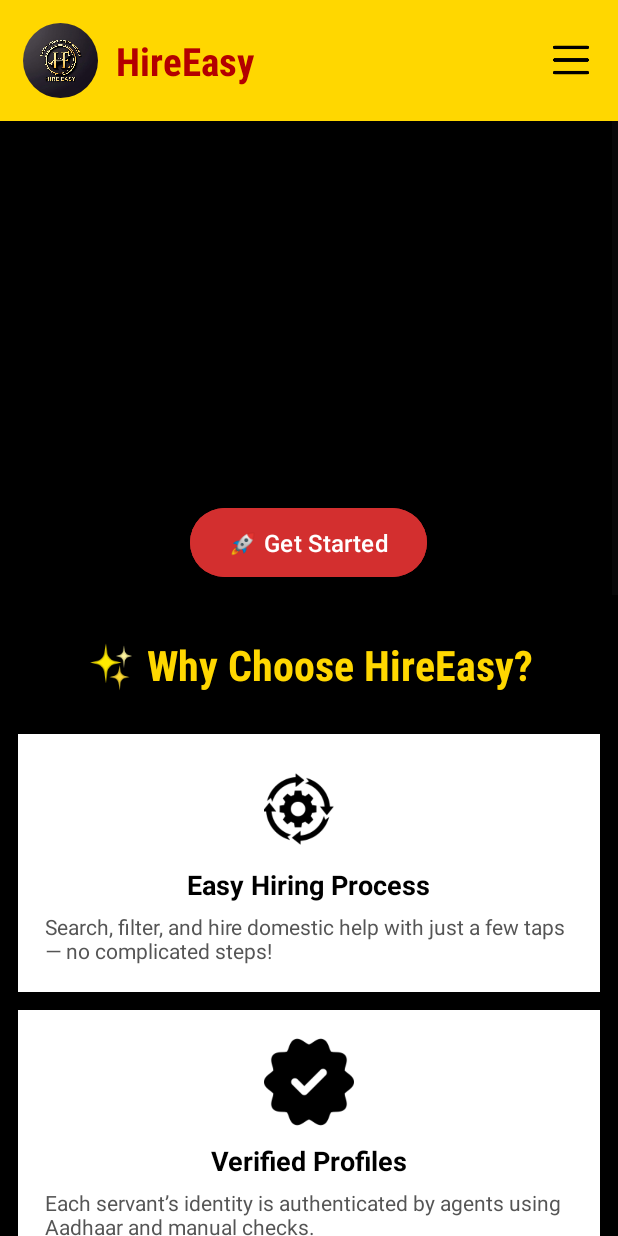
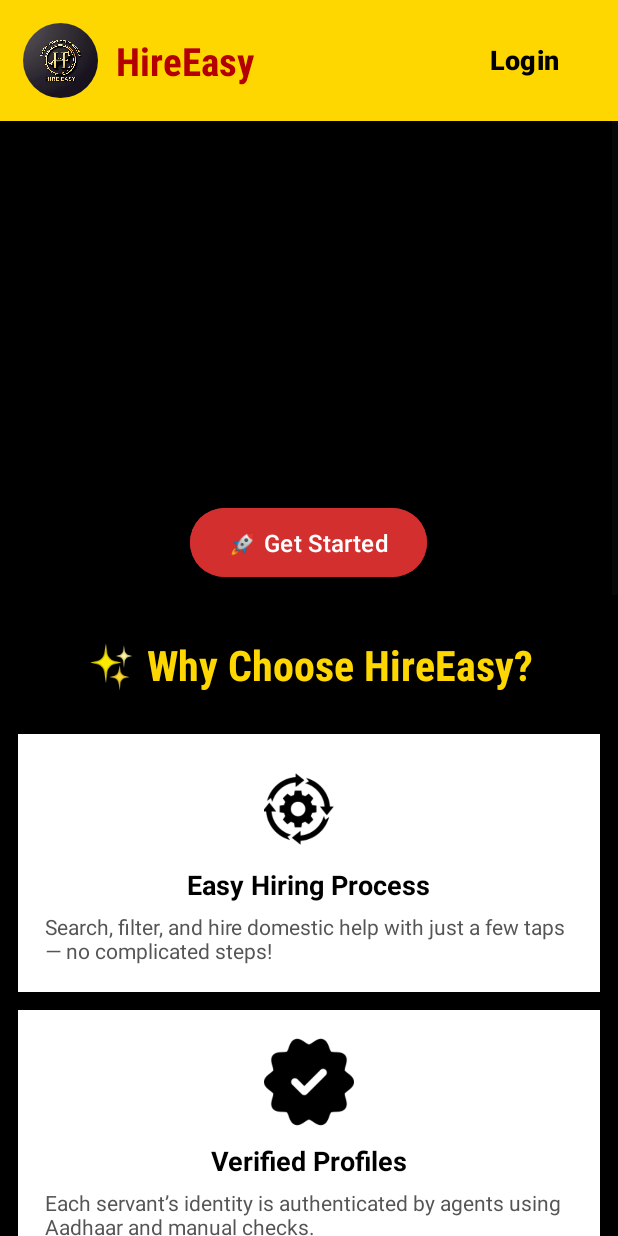
Before and after one commit to SchoolManagement-io/HireEasy, an Android app: the screen it shows after launch (MainActivity), on a phone screen of 412 x 824 dp. Run offline under Robolectric (Android 15) with nearby library versions, the phone set to English and light mode, and no system bars; our stand-ins replace CircleImageView.

Commit message:
Hamburger Remove

```diff
--- a/app/build.gradle.kts
+++ b/app/build.gradle.kts
@@ -1,5 +1,6 @@
 plugins {
     alias(libs.plugins.android.application)
+    alias(libs.plugins.google.gms.google.services)
 }
 
 android {
@@ -39,6 +40,7 @@ dependencies {
     implementation ("androidx.interpolator:interpolator:1.0.0")
     implementation ("de.hdodenhof:circleimageview:3.1.0")
     implementation(libs.constraintlayout)
+    implementation(libs.firebase.database)
     testImplementation(libs.junit)
     androidTestImplementation(libs.ext.junit)
     androidTestImplementation(libs.espresso.core)
--- a/app/src/main/java/com/allenhouse/hireeasy/MainActivity.java
+++ b/app/src/main/java/com/allenhouse/hireeasy/MainActivity.java
@@ -16,7 +16,6 @@ public class MainActivity extends AppCompatActivity {
 
     private ImageView carouselImage;
     private TextView carouselText;
-    private LinearLayout menu;
     private Handler handler;
     private Runnable runnable;
     private int[] images = {R.drawable.carousel1, R.drawable.carousel2, R.drawable.carousel3};
@@ -34,11 +33,7 @@ public class MainActivity extends AppCompatActivity {
         setContentView(R.layout.activity_main);
 
         // Initialize views
-        ImageView hamburger = findViewById(R.id.hamburger);
-        menu = findViewById(R.id.menu);
-        Button homeButton = findViewById(R.id.home_button);
         Button loginButton = findViewById(R.id.login_button);
-        Button feedbackButton = findViewById(R.id.feedback_button);
         Button getStartedButton = findViewById(R.id.get_started_button);
         Button contactFeedbackButton = findViewById(R.id.contact_feedback_button);
         carouselImage = findViewById(R.id.carousel_image);
@@ -49,39 +44,14 @@ public class MainActivity extends AppCompatActivity {
         Animation slideUp = AnimationUtils.loadAnimation(this, R.anim.slide_up);
         Animation buttonScale = AnimationUtils.loadAnimation(this, R.anim.button_scale);
 
-        hamburger.setOnClickListener(v -> {
-            if (menu.getVisibility() == View.GONE) {
-                hamburger.setImageResource(ham[1]);
-                menu.setVisibility(View.VISIBLE);
-                menu.startAnimation(slideDown);
-            } else {
-                hamburger.setImageResource(ham[0]);
-                menu.startAnimation(slideUp);
-                menu.setVisibility(View.GONE);
-            }
-        });
-
         // Apply scale animation to all buttons
         View.OnClickListener buttonClickListener = v -> {
             v.startAnimation(buttonScale);
         };
 
-        // Navigation buttons
-        homeButton.setOnClickListener(v -> {
-            v.startAnimation(buttonScale);
-            // Already on home, just highlight
-            homeButton.setBackgroundColor(getResources().getColor(R.color.red));
-        });
-
         loginButton.setOnClickListener(v -> {
             v.startAnimation(buttonScale);
             Intent intent = new Intent(MainActivity.this, LoginActivity.class);
-            startActivity(intent);
-        });
-
-        feedbackButton.setOnClickListener(v -> {
-            v.startAnimation(buttonScale);
-            Intent intent = new Intent(MainActivity.this, FeedbackActivity.class);
             startActivity(intent);
         });
 
--- a/app/src/main/res/layout/activity_main.xml
+++ b/app/src/main/res/layout/activity_main.xml
@@ -43,69 +43,24 @@
             android:layout_height="wrap_content"
             android:layout_weight="1" />
 
-        <ImageView
-            android:id="@+id/hamburger"
-            android:layout_width="32dp"
-            android:layout_height="32dp"
-            android:src="@drawable/hamburger"
-            android:contentDescription="Menu"
-            android:layout_gravity="center_vertical"
-            android:background="@android:color/transparent"
-            android:padding="4dp"
-            android:elevation="4dp" />
-    </LinearLayout>
-
-    <!-- EXPANDABLE MENU -->
-    <LinearLayout
-        android:id="@+id/menu"
-        android:layout_width="match_parent"
-        android:layout_height="wrap_content"
-        android:layout_below="@id/navbar"
-        android:background="#FFF8DC"
-        android:orientation="vertical"
-        android:visibility="gone"
-        android:padding="8dp"
-        android:elevation="6dp">
-
         <Button
-            android:id="@+id/home_button"
-            android:layout_width="match_parent"
+            android:id="@+id/login_button"
+            android:layout_width="wrap_content"
             android:layout_height="wrap_content"
-            android:text="🏠 Home"
+            android:text="Login"
             android:textSize="18sp"
             android:textStyle="bold"
-            android:backgroundTint="#FFEBEE"
-            android:textColor="#C62828"
-            android:layout_marginBottom="6dp"
+            android:backgroundTint="#00E8F5E9"
+            android:textColor="#000000"
             android:elevation="2dp" />
 
-        <Button
-            android:id="@+id/login_button"
-            android:layout_width="match_parent"
-            android:layout_height="wrap_content"
-            android:text="🔐 Login"
-            android:textSize="18sp"
-            android:backgroundTint="#E8F5E9"
-            android:textColor="#2E7D32"
-            android:layout_marginBottom="6dp"
-            android:elevation="2dp" />
-
-        <Button
-            android:id="@+id/feedback_button"
-            android:layout_width="match_parent"
-            android:layout_height="wrap_content"
-            android:text="✉ Feedback"
-            android:textSize="18sp"
-            android:backgroundTint="#E3F2FD"
-            android:textColor="#1565C0"
-            android:elevation="2dp" />
     </LinearLayout>
 
     <!-- SCROLLABLE CONTENT -->
     <ScrollView
         android:layout_width="match_parent"
         android:layout_height="match_parent"
-        android:layout_below="@id/menu">
+        android:layout_below="@id/navbar">
 
         <LinearLayout
             android:layout_width="match_parent"
--- a/build.gradle.kts
+++ b/build.gradle.kts
@@ -1,4 +1,5 @@
 // Top-level build file where you can add configuration options common to all sub-projects/modules.
 plugins {
     alias(libs.plugins.android.application) apply false
+    alias(libs.plugins.google.gms.google.services) apply false
 }
--- a/gradle/libs.versions.toml
+++ b/gradle/libs.versions.toml
@@ -7,6 +7,8 @@ appcompat = "1.7.1"
 material = "1.12.0"
 activity = "1.10.1"
 constraintlayout = "2.2.1"
+googleGmsGoogleServices = "4.4.3"
+firebaseDatabase = "21.0.0"
 
 [libraries]
 junit = { group = "junit", name = "junit", version.ref = "junit" }
@@ -16,6 +18,8 @@ appcompat = { group = "androidx.appcompat", name = "appcompat", version.ref = "a
 material = { group = "com.google.android.material", name = "material", version.ref = "material" }
 activity = { group = "androidx.activity", name = "activity", version.ref = "activity" }
 constraintlayout = { group = "androidx.constraintlayout", name = "constraintlayout", version.ref = "constraintlayout" }
+firebase-database = { group = "com.google.firebase", name = "firebase-database", version.ref = "firebaseDatabase" }
 
 [plugins]
 android-application = { id = "com.android.application", version.ref = "agp" }
+google-gms-google-services = { id = "com.google.gms.google-services", version.ref = "googleGmsGoogleServices" }
```
Also changed, not shown: 1 other file.
